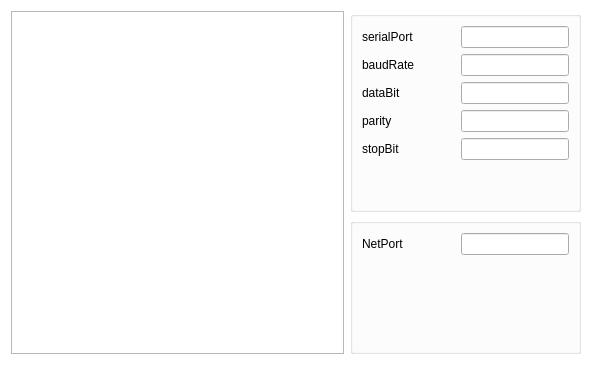
Above: src/serialServer/serialserver.ui from aiwang23/serialPortTools before the change. Below: the same form after it.
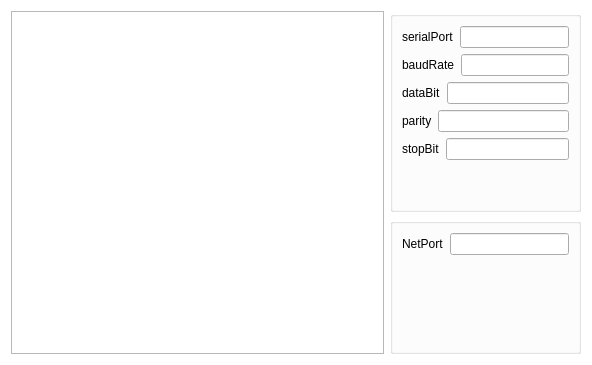
That is the form after the change. Custom widgets are drawn as their Qt base class.

Commit message: 修复了点击关闭串口按钮之后未能发送关闭串口命令的问题

Diff of the .ui file:
```diff
--- a/src/serialServer/serialserver.ui
+++ b/src/serialServer/serialserver.ui
@@ -24,7 +24,7 @@
     <widget class="QGroupBox" name="groupBox_port">
      <layout class="QVBoxLayout" name="verticalLayout_2">
       <item>
-       <layout class="QHBoxLayout" name="horizontalLayout_0" stretch="0,1,0">
+       <layout class="QHBoxLayout" name="horizontalLayout_0" stretch="0,0">
         <item>
          <widget class="ElaText" name="label_port">
           <property name="text">
@@ -32,26 +32,13 @@
           </property>
          </widget>
         </item>
-        <item>
-         <spacer name="horizontalSpacer">
-          <property name="orientation">
-           <enum>Qt::Horizontal</enum>
-          </property>
-          <property name="sizeHint" stdset="0">
-           <size>
-            <width>40</width>
-            <height>20</height>
-           </size>
-          </property>
-         </spacer>
-        </item>
         <item>
          <widget class="ElaLineEdit" name="lineEdit_serial_port"/>
         </item>
        </layout>
       </item>
       <item>
-       <layout class="QHBoxLayout" name="horizontalLayout_1" stretch="0,1,0">
+       <layout class="QHBoxLayout" name="horizontalLayout_1" stretch="0,0">
         <item>
          <widget class="ElaText" name="label_baud">
           <property name="text">
@@ -59,26 +46,13 @@
           </property>
          </widget>
         </item>
-        <item>
-         <spacer name="horizontalSpacer_2">
-          <property name="orientation">
-           <enum>Qt::Horizontal</enum>
-          </property>
-          <property name="sizeHint" stdset="0">
-           <size>
-            <width>40</width>
-            <height>20</height>
-           </size>
-          </property>
-         </spacer>
-        </item>
         <item>
          <widget class="ElaLineEdit" name="lineEdit_baud_rate"/>
         </item>
        </layout>
       </item>
       <item>
-       <layout class="QHBoxLayout" name="horizontalLayout_2" stretch="0,1,0">
+       <layout class="QHBoxLayout" name="horizontalLayout_2" stretch="0,0">
         <item>
          <widget class="ElaText" name="label_databit">
           <property name="text">
@@ -86,26 +60,13 @@
           </property>
          </widget>
         </item>
-        <item>
-         <spacer name="horizontalSpacer_3">
-          <property name="orientation">
-           <enum>Qt::Horizontal</enum>
-          </property>
-          <property name="sizeHint" stdset="0">
-           <size>
-            <width>40</width>
-            <height>20</height>
-           </size>
-          </property>
-         </spacer>
-        </item>
         <item>
          <widget class="ElaLineEdit" name="lineEdit_data_bit"/>
         </item>
        </layout>
       </item>
       <item>
-       <layout class="QHBoxLayout" name="horizontalLayout_3" stretch="0,1,0">
+       <layout class="QHBoxLayout" name="horizontalLayout_3" stretch="0,0">
         <item>
          <widget class="ElaText" name="label_parity">
           <property name="text">
@@ -113,26 +74,13 @@
           </property>
          </widget>
         </item>
-        <item>
-         <spacer name="horizontalSpacer_4">
-          <property name="orientation">
-           <enum>Qt::Horizontal</enum>
-          </property>
-          <property name="sizeHint" stdset="0">
-           <size>
-            <width>40</width>
-            <height>20</height>
-           </size>
-          </property>
-         </spacer>
-        </item>
         <item>
          <widget class="ElaLineEdit" name="lineEdit_parity"/>
         </item>
        </layout>
       </item>
       <item>
-       <layout class="QHBoxLayout" name="horizontalLayout_4" stretch="0,1,0">
+       <layout class="QHBoxLayout" name="horizontalLayout_4" stretch="0,0">
         <item>
          <widget class="ElaText" name="label_stopbit">
           <property name="text">
@@ -140,19 +88,6 @@
           </property>
          </widget>
         </item>
-        <item>
-         <spacer name="horizontalSpacer_5">
-          <property name="orientation">
-           <enum>Qt::Horizontal</enum>
-          </property>
-          <property name="sizeHint" stdset="0">
-           <size>
-            <width>40</width>
-            <height>20</height>
-           </size>
-          </property>
-         </spacer>
-        </item>
         <item>
          <widget class="ElaLineEdit" name="lineEdit_stop_bit"/>
         </item>
@@ -181,7 +116,7 @@
      </property>
      <layout class="QVBoxLayout" name="verticalLayout">
       <item>
-       <layout class="QHBoxLayout" name="horizontalLayout_5" stretch="0,1,0">
+       <layout class="QHBoxLayout" name="horizontalLayout_5" stretch="0,0">
         <item>
          <widget class="ElaText" name="label_net_port">
           <property name="text">
@@ -189,19 +124,6 @@
           </property>
          </widget>
         </item>
-        <item>
-         <spacer name="horizontalSpacer_6">
-          <property name="orientation">
-           <enum>Qt::Horizontal</enum>
-          </property>
-          <property name="sizeHint" stdset="0">
-           <size>
-            <width>40</width>
-            <height>20</height>
-           </size>
-          </property>
-         </spacer>
-        </item>
         <item>
          <widget class="ElaLineEdit" name="lineEdit_net_port"/>
         </item>
```
The commit also changes 4 other files.
